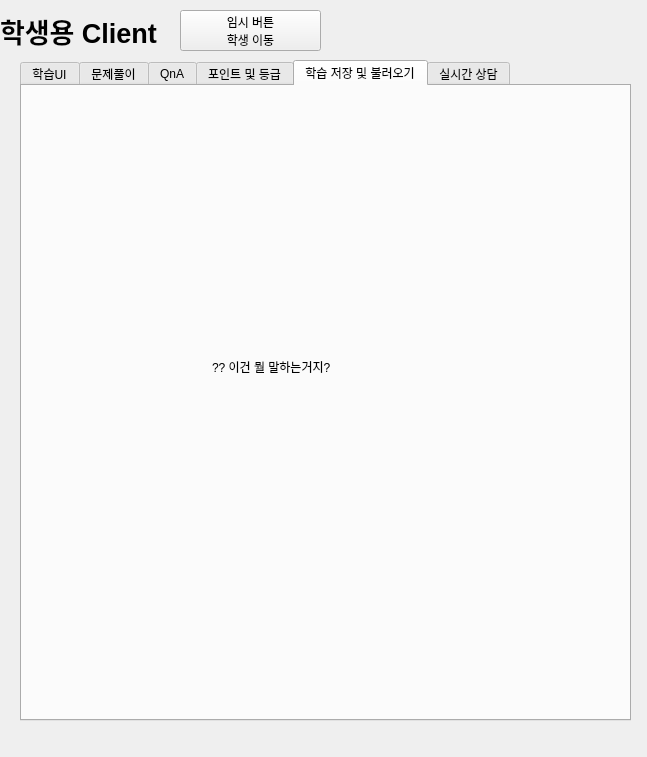
Before: the Qt Designer form edu.ui in LEEHYUNDO92/edu_app, drawn with Qt 5.
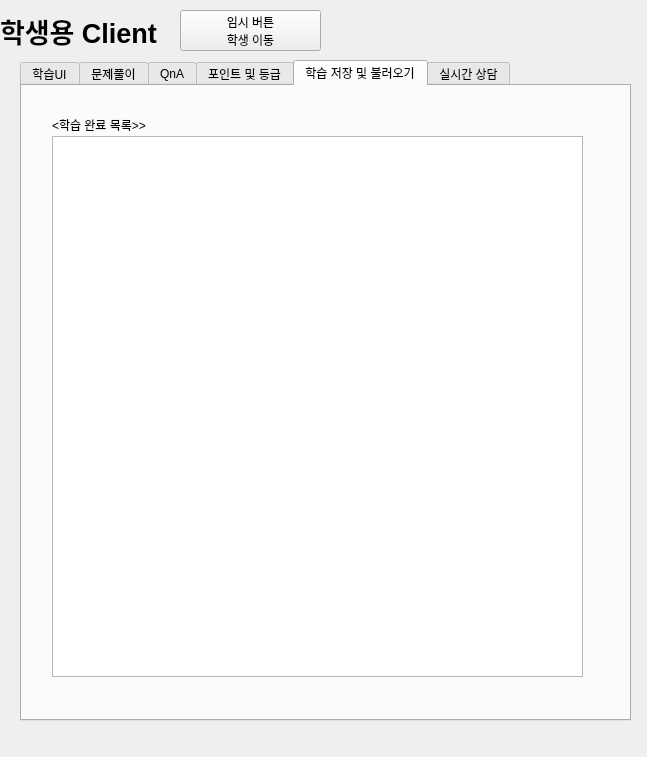
After: the same form once the commit is applied. The open tabs and pages were chosen to show the change. Icons and pictures are not drawn.

What changed in the file:
```diff
--- a/edu.ui
+++ b/edu.ui
@@ -1104,14 +1104,24 @@
       <widget class="QLabel" name="label_17">
        <property name="geometry">
         <rect>
-         <x>190</x>
-         <y>210</y>
-         <width>281</width>
-         <height>141</height>
+         <x>30</x>
+         <y>30</y>
+         <width>151</width>
+         <height>16</height>
         </rect>
        </property>
        <property name="text">
-        <string>?? 이건 뭘 말하는거지?</string>
+        <string>&lt;학습 완료 목록&gt;&gt;</string>
+       </property>
+      </widget>
+      <widget class="QListWidget" name="student_learning_list">
+       <property name="geometry">
+        <rect>
+         <x>30</x>
+         <y>50</y>
+         <width>531</width>
+         <height>541</height>
+        </rect>
        </property>
       </widget>
      </widget>
```
Left out of the diff: 45 changed lines with no effect on the pictures.
